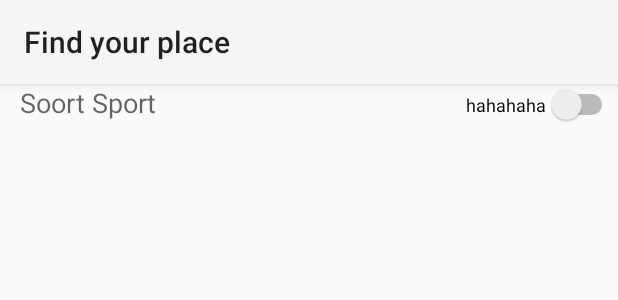
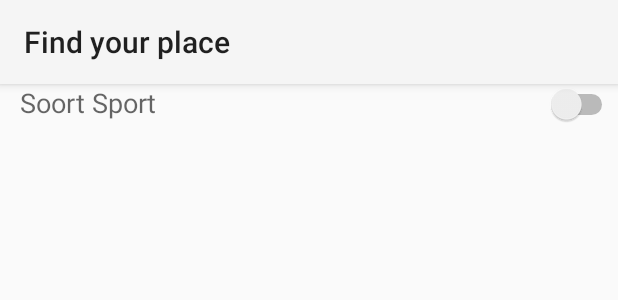
Before and after one commit to wouterDumon/2NMCT_project2015_dumon_wouter, an Android app: the layout row_main.xml on its own in the app's theme, with its tools: preview values and no code run, on a phone screen of 412 x 824 dp. Shown: the top 300 px of the screen. Run offline under Robolectric (Android 15) with nearby library versions, the phone set to English and light mode, and no system bars.

```diff
--- a/DESProject/app/src/main/res/layout/row_main.xml
+++ b/DESProject/app/src/main/res/layout/row_main.xml
@@ -23,7 +23,7 @@
         android:textOff="NIET"
         android:textOn="WEL"
         android:elegantTextHeight="false"
-        android:textSize="12dp"
+        android:textSize="0dp"
         android:text="hahahaha" />
 
     <Space
```
